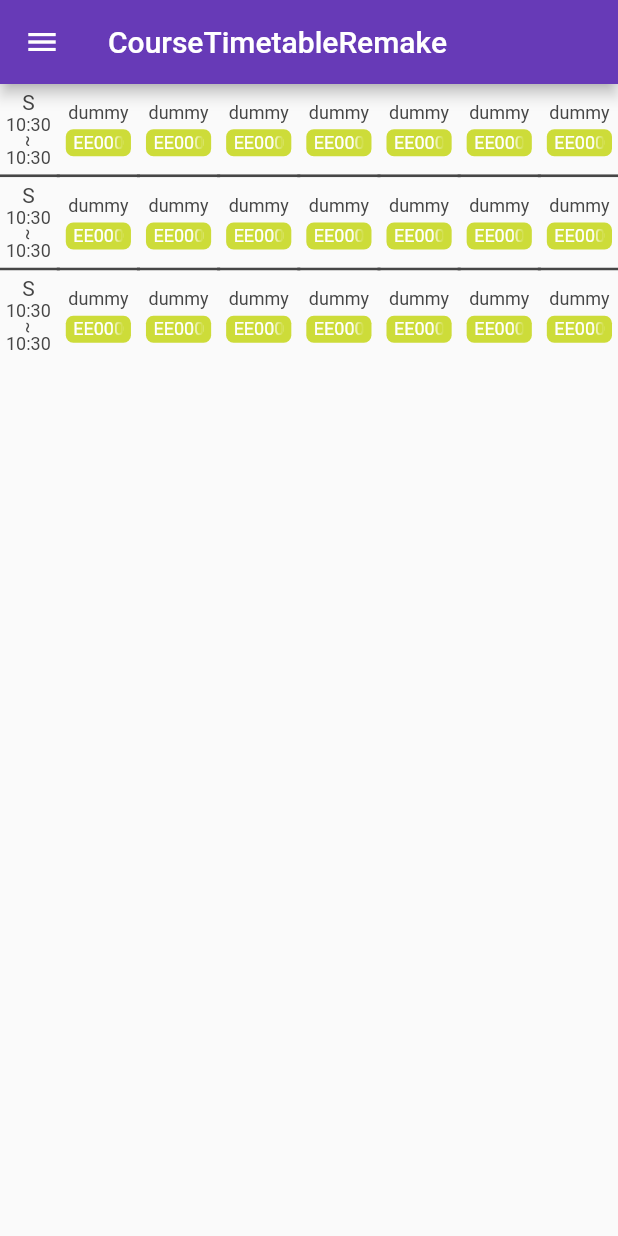
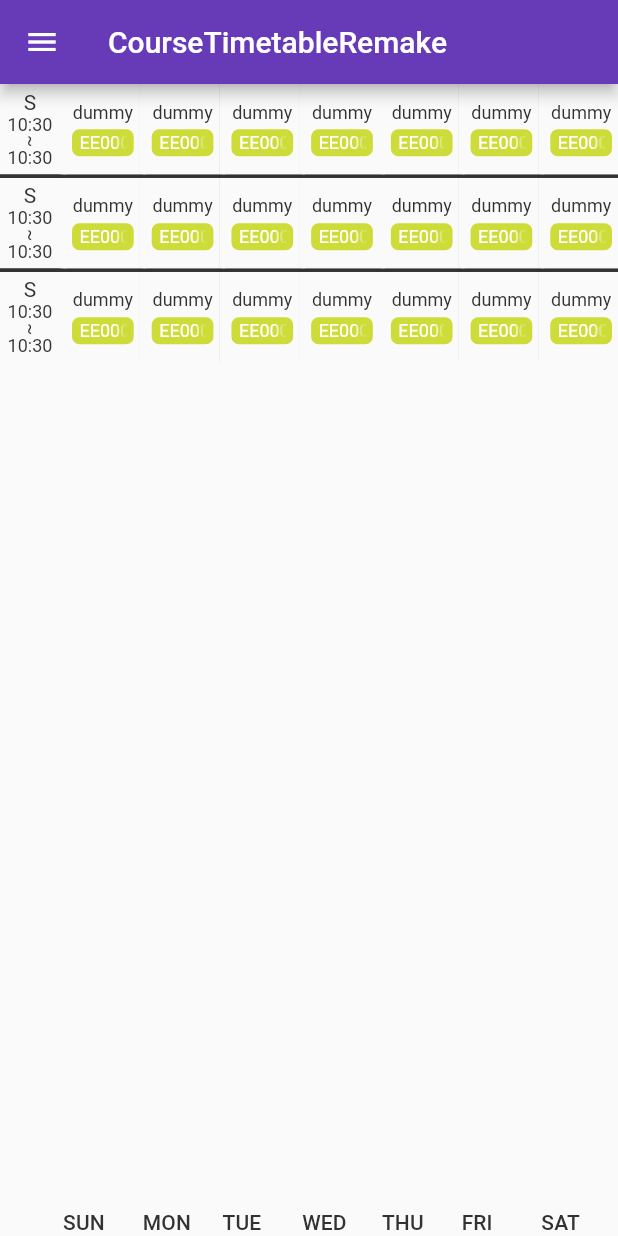
Before and after one commit to lspss9950101/CourseTimetableRemakeFlutter, a Flutter app: the screen it shows after launch, on a phone screen of 412 x 824 dp. Run offline on Flutter 3.47's test engine with Material 2 defaults, Android fonts, the phone set to English and light mode, and no system bars; our stand-ins replace outline_material_icons.

Commit message:
Deal with graphical offset. Add weekbar. TODO: Stack weekbar.

```diff
--- a/lib/Resources.dart
+++ b/lib/Resources.dart
@@ -14,8 +14,8 @@ class Resources {
 class CourseLayout {
   final Color primaryColor;
   final Color secondaryColor;
-  const CourseLayout.light({this.primaryColor=const Color.fromARGB(255, 250, 250, 250), this.secondaryColor=const Color.fromARGB(255, 70, 70, 70,)});
-  const CourseLayout.dark({this.primaryColor=const Color.fromARGB(255, 70, 70, 70), this.secondaryColor=const Color.fromARGB(255, 250, 250, 250)});
+  const CourseLayout.light({this.primaryColor=const Color.fromARGB(255, 250, 250, 250), this.secondaryColor=const Color.fromARGB(255, 50, 50, 50,)});
+  const CourseLayout.dark({this.primaryColor=const Color.fromARGB(255, 50, 50, 50), this.secondaryColor=const Color.fromARGB(255, 250, 250, 250)});
 }
 
 enum MainPageCallBackMSG {
--- a/lib/Timetable.dart
+++ b/lib/Timetable.dart
@@ -1,4 +1,3 @@
-
 import 'package:course_timetable_remake/Resources.dart';
 import 'package:flutter/cupertino.dart';
 import 'package:flutter/material.dart';
@@ -13,12 +12,7 @@ class Timetable extends StatefulWidget {
   final List<bool> chosen;
   final CourseLayout courseLayout;
 
-  Timetable(
-      {this.courses = const [],
-      this.sessions = const [],
-      this.chosen = const [],
-      this.courseLayout = const CourseLayout.light(),
-      Key key})
+  Timetable({this.courses = const [], this.sessions = const [], this.chosen = const [], this.courseLayout = const CourseLayout.light(), Key key})
       : super(key: key);
 
   @override
@@ -26,9 +20,12 @@ class Timetable extends StatefulWidget {
 }
 
 class _TimetableState extends State<Timetable> {
+  bool editMode = false;
+
   Widget getSessionCell(Session session) {
     return Container(
       color: widget.courseLayout.primaryColor,
+      width: 40,
       child: Padding(
         padding: EdgeInsets.all(4),
         child: Column(
@@ -39,34 +36,22 @@ class _TimetableState extends State<Timetable> {
               session.name,
               softWrap: false,
               overflow: TextOverflow.fade,
-              style: Theme.of(context)
-                  .textTheme
-                  .bodyText2
-                  .apply(color: widget.courseLayout.secondaryColor),
+              style: Theme.of(context).textTheme.bodyText2.apply(color: widget.courseLayout.secondaryColor),
             ),
             Text(
               DateFormat('kk:mm').format(session.begin),
-              style: Theme.of(context)
-                  .textTheme
-                  .caption
-                  .apply(color: widget.courseLayout.secondaryColor),
+              style: Theme.of(context).textTheme.caption.apply(color: widget.courseLayout.secondaryColor),
             ),
             RotatedBox(
               quarterTurns: 1,
               child: Text(
                 '~',
-                style: Theme.of(context)
-                    .textTheme
-                    .caption
-                    .apply(color: widget.courseLayout.secondaryColor),
+                style: Theme.of(context).textTheme.caption.apply(color: widget.courseLayout.secondaryColor),
               ),
             ),
             Text(
               DateFormat('kk:mm').format(session.end),
-              style: Theme.of(context)
-                  .textTheme
-                  .caption
-                  .apply(color: widget.courseLayout.secondaryColor),
+              style: Theme.of(context).textTheme.caption.apply(color: widget.courseLayout.secondaryColor),
             ),
           ],
         ),
@@ -77,17 +62,39 @@ class _TimetableState extends State<Timetable> {
   Widget getCourseCell(Course course, int index) {
     return Expanded(
       child: GestureDetector(
-        onTap: () {
+        onLongPress: editMode
+            ? null
+            : () {
+                setState(() {
+                  widget.chosen[index] = true;
+                  editMode = true;
+                });
+              },
+        onTap: editMode
+            ? () {
                 setState(() {
                   widget.chosen[index] = !widget.chosen[index];
                 });
-        },
-        child: Padding(
-          padding: EdgeInsets.fromLTRB(2, 0, 0, 0),
+              }
+            : null,
+        child: Stack(
+          children: [
+            Transform(
+              transform: Matrix4.identity()..translate(0.1),
               child: Container(
-            color: widget.chosen[index]
-                ? widget.courseLayout.secondaryColor
-                : widget.courseLayout.primaryColor,
+                color: widget.chosen[index] ? Colors.transparent : widget.courseLayout.primaryColor,
+              ),
+            ),
+            Container(
+              decoration: BoxDecoration(
+                color: widget.chosen[index] ? Colors.transparent : widget.courseLayout.primaryColor,
+                border: Border(
+                  left: BorderSide(
+                    color: widget.courseLayout.primaryColor,
+                    width: 4,
+                  ),
+                ),
+              ),
               child: Padding(
                 padding: EdgeInsets.fromLTRB(4, 12, 4, 12),
                 child: Column(
@@ -97,10 +104,10 @@ class _TimetableState extends State<Timetable> {
                     Text(
                       course.name,
                       softWrap: false,
-                    style: Theme.of(context).textTheme.caption.apply(
-                        color: widget.chosen[index]
-                            ? widget.courseLayout.primaryColor
-                            : widget.courseLayout.secondaryColor),
+                      style: Theme.of(context)
+                          .textTheme
+                          .caption
+                          .apply(color: widget.chosen[index] ? widget.courseLayout.primaryColor : widget.courseLayout.secondaryColor),
                       overflow: TextOverflow.fade,
                     ),
                     Container(
@@ -115,10 +122,7 @@ class _TimetableState extends State<Timetable> {
                         child: Text(
                           course.room,
                           softWrap: false,
-                        style: Theme.of(context)
-                            .textTheme
-                            .caption
-                            .apply(color: Colors.white),
+                          style: Theme.of(context).textTheme.caption.apply(color: Colors.white),
                           overflow: TextOverflow.fade,
                         ),
                       ),
@@ -127,24 +131,16 @@ class _TimetableState extends State<Timetable> {
                 ),
               ),
             ),
+          ],
         ),
       ),
     );
   }
 
-  Widget getRow(
-      Session session, int sessionIndex, bool isLast, List<Course> courses) {
-    return Container(
-      decoration: BoxDecoration(
-        border: isLast
-            ? null
-            : Border(
-                bottom: BorderSide(
-                  color: widget.courseLayout.secondaryColor,
-                  width: 2,
-                ),
-              ),
-      ),
+  Widget getRow(Session session, int sessionIndex, bool isLast, List<Course> courses) {
+    return Padding(
+      padding: EdgeInsets.fromLTRB(0, 0, 0, isLast ? 0 : 2.5),
+      child: Container(
         child: IntrinsicHeight(
           child: Row(
             mainAxisSize: MainAxisSize.max,
@@ -161,16 +157,28 @@ class _TimetableState extends State<Timetable> {
             ],
           ),
         ),
+      ),
     );
   }
 
-  @override
-  Widget build(BuildContext context) {
-    return Container(
+  Widget getMainBody() {
+    return Stack(
+      children: [
+        Container(
           color: widget.courseLayout.primaryColor,
+        ),
+        Container(
+          decoration: BoxDecoration(
+            gradient: LinearGradient(
+              begin: Alignment(0.5, 0.99),
+              end: Alignment(0.5, 1),
+              colors: [widget.courseLayout.secondaryColor, widget.courseLayout.primaryColor],
+            ),
+          ),
           child: ScrollConfiguration(
             behavior: _TimetableListViewBehaviour(),
             child: ListView(
+              shrinkWrap: true,
               children: [
                 ...widget.sessions.asMap().entries.map((e) {
                   int index = e.key;
@@ -185,14 +193,90 @@ class _TimetableState extends State<Timetable> {
               ],
             ),
           ),
+        ),
+      ],
+    );
+  }
+
+  @override
+  Widget build(BuildContext context) {
+    return WillPopScope(
+      onWillPop: editMode
+          ? () async {
+              setState(() {
+                widget.chosen.fillRange(0, widget.chosen.length, false);
+                editMode = false;
+              });
+              return false;
+            }
+          : null,
+      child: Stack(
+        children: [
+          getMainBody(),
+          _WeekBar(),
+        ],
+      ),
     );
   }
 }
 
 class _TimetableListViewBehaviour extends ScrollBehavior {
   @override
-  Widget buildViewportChrome(
-      BuildContext context, Widget child, AxisDirection axisDirection) {
+  Widget buildViewportChrome(BuildContext context, Widget child, AxisDirection axisDirection) {
     return child;
   }
 }
+
+class _WeekBar extends StatelessWidget {
+  final CourseLayout courseLayout;
+  _WeekBar({this.courseLayout = const CourseLayout.light(), Key key}) : super(key: key);
+
+  @override
+  Widget build(BuildContext context) {
+    final List<String> week = "SUN,MON,TUE,WED,THU,FRI,SAT".split(',');
+    return Container(
+      /*decoration: BoxDecoration(
+        color: courseLayout.primaryColor,
+        boxShadow: [
+          BoxShadow(
+            offset: Offset(3.0, 3.0),
+            blurRadius: 5,
+            spreadRadius: 2,
+          ),
+        ],
+      ),*/
+      child: Row(
+        mainAxisSize: MainAxisSize.max,
+        mainAxisAlignment: MainAxisAlignment.spaceBetween,
+        crossAxisAlignment: CrossAxisAlignment.end,
+        children: [
+          Container(
+            width: 40,
+          ),
+          for (String day in week)
+            Expanded(
+              child: Padding(
+                padding: EdgeInsets.fromLTRB(2, 8, 0, 1),
+                child: Text(
+                  day,
+                  style: Theme.of(context).textTheme.subtitle2.apply(
+                        color: courseLayout.secondaryColor,
+                      ),
+                ),
+              ),
+            ),
+        ],
+      ),
+    );
+  }
+}
+
+class _EditToolBar extends StatefulWidget {
+  @override
+  State<StatefulWidget> createState() => _EditToolBarState();
+}
+
+class _EditToolBarState extends State<_EditToolBar> {
+  @override
+  Widget build(BuildContext context) {}
+}
```
Lines whose indentation alone changed are shown as unchanged.
